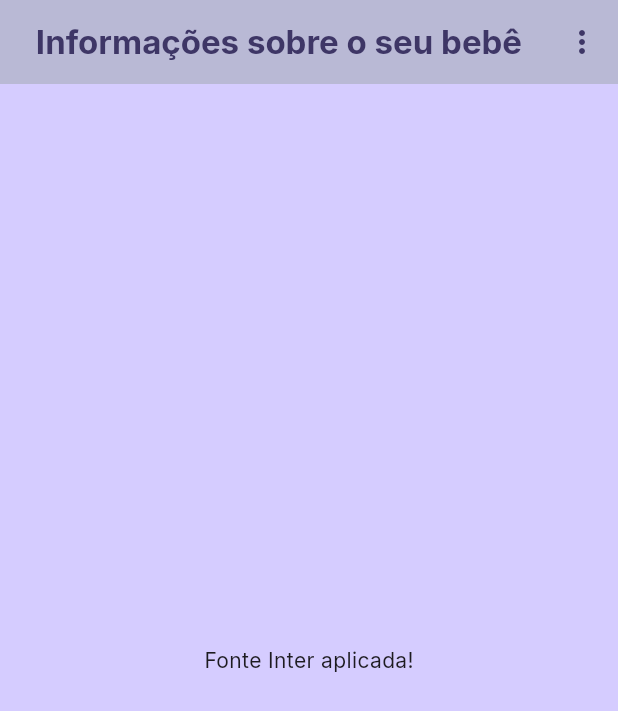
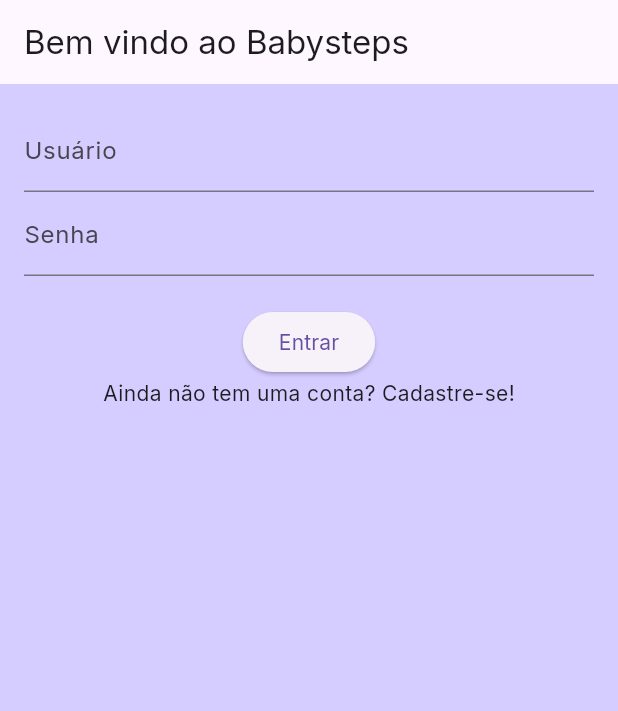
Before and after one commit to DecioAguiar/babysteps, a Flutter app: the screen it shows after launch, on a phone screen of 412 x 824 dp. Shown: the top 711 px of the screen. Run offline on Flutter 3.47's test engine with Material 3 defaults, Android fonts, the light colour scheme and no system bars.

Commit message:
construção do theme.dart

```diff
--- a/lib/app.dart
+++ b/lib/app.dart
@@ -1,5 +1,7 @@
+// import 'package:babysteps/auth/signup_page.dart';
 import 'package:flutter/material.dart';
 import 'home/home_page.dart';
+import 'auth/login_page.dart';
 
 class App extends StatelessWidget {
   const App({super.key});
@@ -15,7 +17,14 @@
         scaffoldBackgroundColor: const Color(0xFFD5CCFF),
         useMaterial3: true,
       ),
-      home: const HomePage(),
+
+      initialRoute: '/login_page',
+
+      routes: {
+        '/login_page': (context) => LoginScreen(),
+        '/home_page': (context) => const HomePage(),
+        // '/signup_page': (context) => SignUpScreen(),
+      },
     );
   }
 }
--- a/lib/auth/auth_controller.dart
+++ b/lib/auth/auth_controller.dart
@@ -0,0 +1,22 @@
+class AuthController {
+  bool isLoggedIn = false;
+
+  bool login(String username, String password) {
+    // Simulate a login process
+    if (username == 'user' && password == 'senha') {
+      isLoggedIn = true;
+      return true;
+    }
+    return false;
+  }
+
+  void logout() {
+    // Simulate a logout process
+    isLoggedIn = false;
+  }
+
+  bool checkAuthStatus() {
+    // Check if the user is logged in
+    return isLoggedIn;
+  }
+}
--- a/lib/auth/login_page.dart
+++ b/lib/auth/login_page.dart
@@ -0,0 +1,68 @@
+import 'package:babysteps/home/home_page.dart';
+import 'package:flutter/material.dart';
+import 'auth_controller.dart';
+import 'signup_page.dart';
+
+class LoginScreen extends StatelessWidget {
+  final AuthController authController = AuthController();
+
+  final TextEditingController usernameController = TextEditingController();
+  final TextEditingController passwordController = TextEditingController();
+
+  @override
+  Widget build(BuildContext context) {
+    return Scaffold(
+      appBar: AppBar(title: Text("Bem vindo ao Babysteps")),
+      body: Padding(
+        padding: EdgeInsets.all(16),
+        child: Column(
+          children: [
+            TextField(
+              controller: usernameController,
+              decoration: InputDecoration(labelText: "Usuário"),
+            ),
+            TextField(
+              controller: passwordController,
+              decoration: InputDecoration(labelText: "Senha"),
+              obscureText: true,
+            ),
+            SizedBox(height: 20),
+
+            ElevatedButton(
+              onPressed: () {
+                bool success = authController.login(
+                  usernameController.text,
+                  passwordController.text,
+                );
+
+                if (success) {
+                  Navigator.pushReplacement(
+                    context,
+                    MaterialPageRoute(builder: (context) => HomePage()),
+                  );
+                } else {
+                  ScaffoldMessenger.of(context).showSnackBar(
+                    SnackBar(
+                      content: Text('Login incorreto. Tente novamente!'),
+                    ),
+                  );
+                }
+              },
+              child: Text('Entrar'),
+            ),
+
+            Text('Ainda não tem uma conta? Cadastre-se!'),
+            // TextButton(
+            //   onPressed: () {
+            //     Navigator.pushReplacement(
+            //       MaterialPageRoute(builder: (context) => SignUpScreen()),
+            //     );
+            //   },
+            //   child: ,
+            // ),
+          ],
+        ),
+      ),
+    );
+  }
+}
--- a/lib/home/home_page.dart
+++ b/lib/home/home_page.dart
@@ -53,7 +53,7 @@
       ),
       body: const Center(
         child: Text(
-          'Fonte Inter aplicada!',
+          'Você está na Home do app!',
           style: TextStyle(fontFamily: 'Inter', fontWeight: FontWeight.normal),
         ),
       ),
--- a/pubspec.yaml
+++ b/pubspec.yaml
@@ -21,7 +21,7 @@
 
 flutter_native_splash:
   color: "#2196F3"
-  image: assets/img/Logo.png
+  image: assets/img/logo.png
   android: true
   ios: true
   web: false
```
Also changed, not shown: lib/auth/signup_page.dart (+56 -0 lines), lib/core/theme.dart (+36 -0 lines), assets/img/babyLogo.png (renamed from assets/img/Icon.png), assets/img/babystepsLogo.png (renamed from assets/img/LogoComBackground.png), assets/img/babystepsLogoNoBg.png (renamed from assets/img/Logo.png), assets/img/splashScreen.png (renamed from assets/img/Inicio.png).
